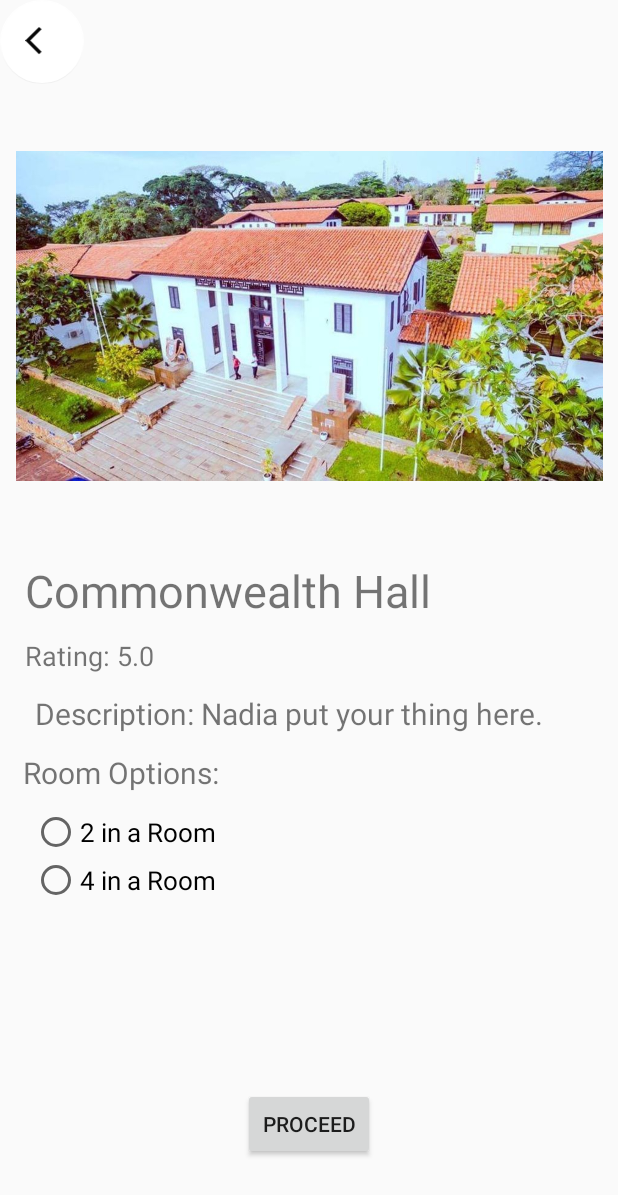
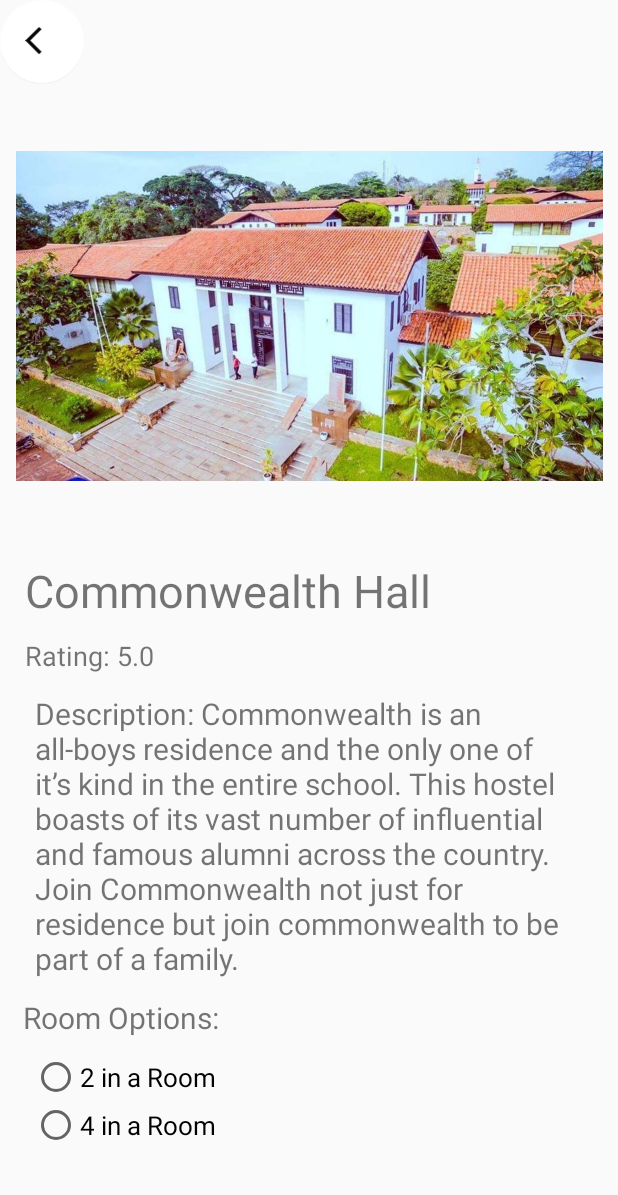
Before and after one commit to dcit202Andriod/GROUP13, an Android app: the cWeath_des screen opened directly, with no data from a screen before it, on a phone screen of 412 x 824 dp. Shown: the top 1195 px of the screen. Run offline under Robolectric (Android 15) with nearby library versions, the phone set to English and light mode, and no system bars.

Commit message:
Update activity_cweath_des.xml

```diff
--- a/app/src/main/res/layout/activity_cweath_des.xml
+++ b/app/src/main/res/layout/activity_cweath_des.xml
@@ -67,7 +67,7 @@
         android:layout_width="365dp"
         android:layout_height="wrap_content"
         android:layout_marginTop="12dp"
-        android:text="Description: Nadia put your thing here."
+        android:text="Description: Commonwealth is an all-boys residence and the only one of it’s kind in the entire school. This hostel boasts of its vast number of influential and famous alumni across the country. Join Commonwealth not just for residence but join commonwealth to be part of a family."
         android:textSize="20sp"
         app:layout_constraintEnd_toEndOf="parent"
         app:layout_constraintStart_toStartOf="parent"
```
